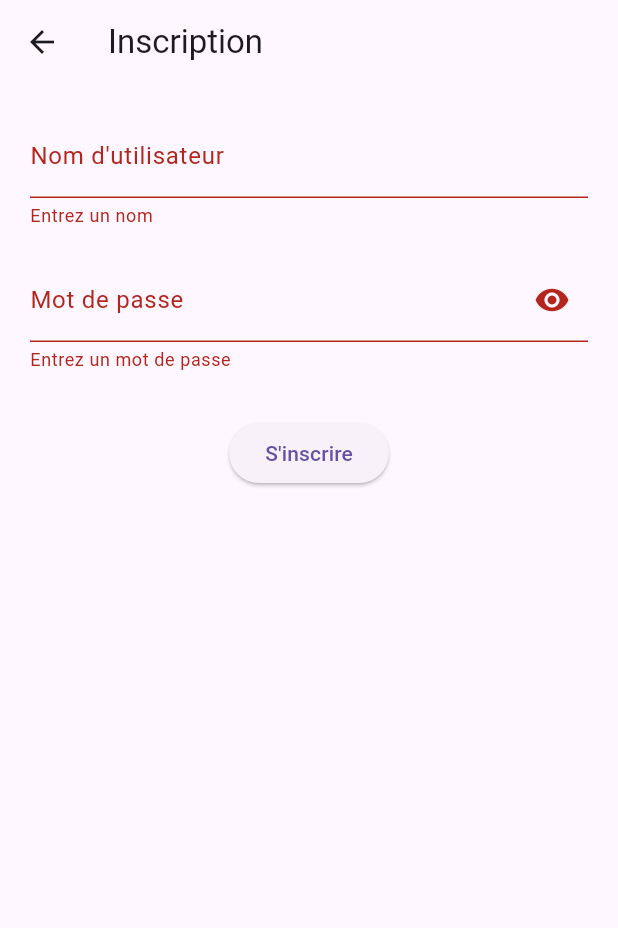
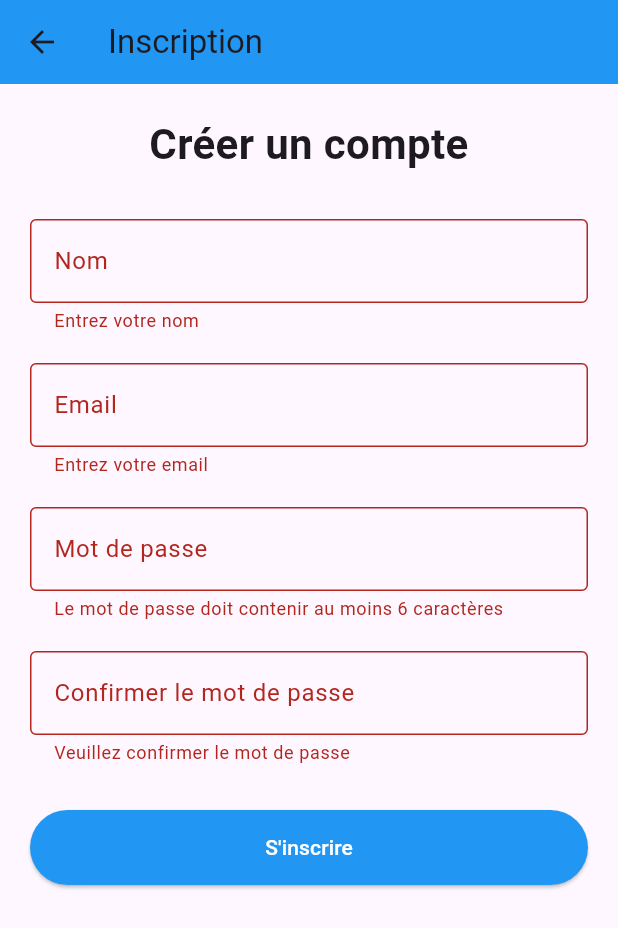
Before and after one commit to Pasci1993/projet-final, a Flutter app: the PageInscription screen opened directly, after a tap on "S'inscrire", on a phone screen of 412 x 824 dp. Shown: the top 928 px of the screen. Run offline on Flutter 3.47's test engine with Material 3 defaults, Android fonts, the phone set to English and light mode, and no system bars; our stand-ins replace sqflite; accounts and stored records are empty.

Commit message:
project ready for prod

```diff
--- a/projet_final/lib/pages/home_screen.dart
+++ b/projet_final/lib/pages/home_screen.dart
@@ -12,6 +12,7 @@ class PageNotesScreen extends StatefulWidget {
     super.key,
     required this.utilisateurId,
     required this.nomUtilisateur,
+    required mdpUtilisateur,
   });
 
   @override
--- a/projet_final/lib/pages/interface_appli.dart
+++ b/projet_final/lib/pages/interface_appli.dart
@@ -1,5 +1,5 @@
 import 'package:flutter/material.dart';
-import 'page_connexion.dart';
+import 'package:projet_final/pages/page_inscr.dart';
 
 class InterfaceAppli extends StatefulWidget {
   const InterfaceAppli({super.key, required this.title});
@@ -53,7 +53,7 @@ class _PageAccueil extends State<InterfaceAppli> {
                       Navigator.push(
                         context,
                         MaterialPageRoute(
-                          builder: (context) => const PageConnexion(),
+                          builder: (context) => const PageInscription(),
                         ),
                       );
                     },
--- a/projet_final/lib/pages/page_connexion.dart
+++ b/projet_final/lib/pages/page_connexion.dart
@@ -37,6 +37,7 @@ class _PageConnexionState extends State<PageConnexion> {
             builder: (_) => PageNotesScreen(
               utilisateurId: user['id'],
               nomUtilisateur: user['nom'],
+              mdpUtilisateur: user['mdp'],
             ),
           ),
         );
--- a/projet_final/lib/pages/page_inscr.dart
+++ b/projet_final/lib/pages/page_inscr.dart
@@ -1,5 +1,7 @@
 import 'package:flutter/material.dart';
-import 'database_helper.dart';
+import 'package:projet_final/pages/database_helper.dart';
+import 'package:projet_final/pages/page_connexion.dart';
+import 'package:projet_final/database_helper.dart';
 
 class PageInscription extends StatefulWidget {
   const PageInscription({super.key});
@@ -10,44 +12,45 @@ class PageInscription extends StatefulWidget {
 
 class _PageInscriptionState extends State<PageInscription> {
   final _formKey = GlobalKey<FormState>();
-  final _nomController = TextEditingController();
-  final _mdpController = TextEditingController();
-  final _db = DatabaseHelper();
 
-  bool _obscureText = true;
+  final TextEditingController _nomController = TextEditingController();
+  final TextEditingController _emailController = TextEditingController();
+  final TextEditingController _motDePasseController = TextEditingController();
+  final TextEditingController _confirmationMotDePasseController =
+      TextEditingController();
 
-  @override
-  void dispose() {
-    _nomController.dispose();
-    _mdpController.dispose();
-    super.dispose();
+  final DatabaseHelper _dbHelper = DatabaseHelper();
+
+  Future<void> _inscrireUtilisateur() async {
+    final nom = _nomController.text.trim();
+    final email = _emailController.text.trim();
+    final mdp = _motDePasseController.text.trim();
+
+    // Vérifier si l'utilisateur existe déjà
+    final existingUser = await _dbHelper.getUserByName(nom);
+    if (existingUser != null) {
+      ScaffoldMessenger.of(
+        context,
+      ).showSnackBar(const SnackBar(content: Text("Ce nom est déjà utilisé.")));
+      return;
     }
 
-  Future<void> _register() async {
-    if (_formKey.currentState!.validate()) {
-      final nom = _nomController.text.trim();
-      final mdp = _mdpController.text;
+    // Insérer dans la base
+    await _dbHelper.insertUser(nom, email, mdp);
 
-      if (await _db.isUserExists(nom)) {
-        _showDialog("Erreur", "Nom d'utilisateur déjà utilisé");
-      } else {
-        await _db.insertUser(nom, mdp);
-        _showDialog("Succès", "Inscription réussie !", success: true);
-      }
-    }
-  }
-
-  void _showDialog(String title, String content, {bool success = false}) {
+    // Afficher le succès
     showDialog(
       context: context,
-      builder: (_) => AlertDialog(
-        title: Text(title),
-        content: Text(content),
+      builder: (context) => AlertDialog(
+        title: const Text("Inscription réussie"),
+        content: Text("Bienvenue, $nom !"),
         actions: [
           TextButton(
             onPressed: () {
-              Navigator.pop(context);
-              if (success) Navigator.pop(context);
+              Navigator.pushReplacement(
+                context,
+                MaterialPageRoute(builder: (context) => const PageConnexion()),
+              );
             },
             child: const Text("OK"),
           ),
@@ -57,39 +60,101 @@ class _PageInscriptionState extends State<PageInscription> {
   }
 
   @override
-  Widget build(BuildContext context) => Scaffold(
-    appBar: AppBar(title: const Text("Inscription")),
+  Widget build(BuildContext context) {
+    return Scaffold(
+      appBar: AppBar(
+        title: const Text("Inscription"),
+        backgroundColor: Colors.blue,
+      ),
       body: Padding(
         padding: const EdgeInsets.all(20),
         child: Form(
           key: _formKey,
-        child: Column(
+          child: ListView(
             children: [
+              const Text(
+                "Créer un compte",
+                style: TextStyle(fontSize: 28, fontWeight: FontWeight.bold),
+                textAlign: TextAlign.center,
+              ),
+              const SizedBox(height: 30),
+
+              // Champ Nom
               TextFormField(
                 controller: _nomController,
-              decoration: const InputDecoration(labelText: "Nom d'utilisateur"),
-              validator: (v) =>
-                  (v == null || v.isEmpty) ? "Entrez un nom" : null,
+                decoration: const InputDecoration(
+                  labelText: "Nom",
+                  border: OutlineInputBorder(),
+                ),
+                validator: (value) =>
+                    value == null || value.isEmpty ? 'Entrez votre nom' : null,
               ),
               const SizedBox(height: 20),
+
+              // Champ Email
               TextFormField(
-              controller: _mdpController,
-              obscureText: _obscureText,
-              decoration: InputDecoration(
+                controller: _emailController,
+                decoration: const InputDecoration(
+                  labelText: "Email",
+                  border: OutlineInputBorder(),
+                ),
+                keyboardType: TextInputType.emailAddress,
+                validator: (value) {
+                  if (value == null || value.isEmpty) {
+                    return 'Entrez votre email';
+                  } else if (!value.contains('@')) {
+                    return 'Entrez un email valide';
+                  }
+                  return null;
+                },
+              ),
+              const SizedBox(height: 20),
+
+              // Mot de passe
+              TextFormField(
+                controller: _motDePasseController,
+                decoration: const InputDecoration(
                   labelText: "Mot de passe",
-                suffixIcon: IconButton(
-                  icon: Icon(
-                    _obscureText ? Icons.visibility : Icons.visibility_off,
+                  border: OutlineInputBorder(),
                 ),
-                  onPressed: () => setState(() => _obscureText = !_obscureText),
+                obscureText: true,
+                validator: (value) => value == null || value.length < 6
+                    ? 'Le mot de passe doit contenir au moins 6 caractères'
+                    : null,
               ),
+              const SizedBox(height: 20),
+
+              // Confirmation mot de passe
+              TextFormField(
+                controller: _confirmationMotDePasseController,
+                decoration: const InputDecoration(
+                  labelText: "Confirmer le mot de passe",
+                  border: OutlineInputBorder(),
                 ),
-              validator: (v) =>
-                  (v == null || v.isEmpty) ? "Entrez un mot de passe" : null,
+                obscureText: true,
+                validator: (value) {
+                  if (value == null || value.isEmpty) {
+                    return 'Veuillez confirmer le mot de passe';
+                  } else if (value != _motDePasseController.text) {
+                    return 'Les mots de passe ne correspondent pas';
+                  }
+                  return null;
+                },
               ),
               const SizedBox(height: 30),
+
+              // Bouton S'inscrire
               ElevatedButton(
-              onPressed: _register,
+                onPressed: () {
+                  if (_formKey.currentState!.validate()) {
+                    _inscrireUtilisateur();
+                  }
+                },
+                style: ElevatedButton.styleFrom(
+                  backgroundColor: Colors.blue,
+                  foregroundColor: Colors.white,
+                  padding: const EdgeInsets.symmetric(vertical: 15),
+                ),
                 child: const Text("S'inscrire"),
               ),
             ],
@@ -98,3 +163,4 @@ class _PageInscriptionState extends State<PageInscription> {
       ),
     );
   }
+}
```
Also changed, not shown: projet_final/lib/pages/database_helper.dart (+43 -26 lines), projet_final/lib/database_helper.dart (renamed from projet_final/lib/pages/notes_model.dart). Lines whose indentation alone changed are shown as unchanged.
